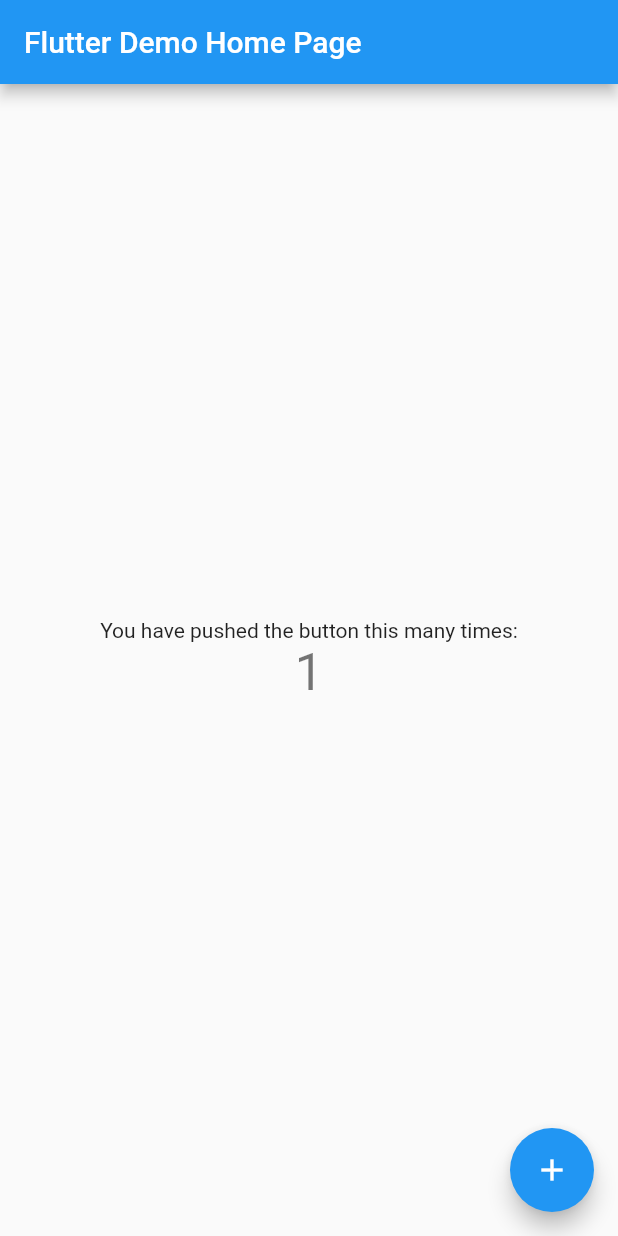
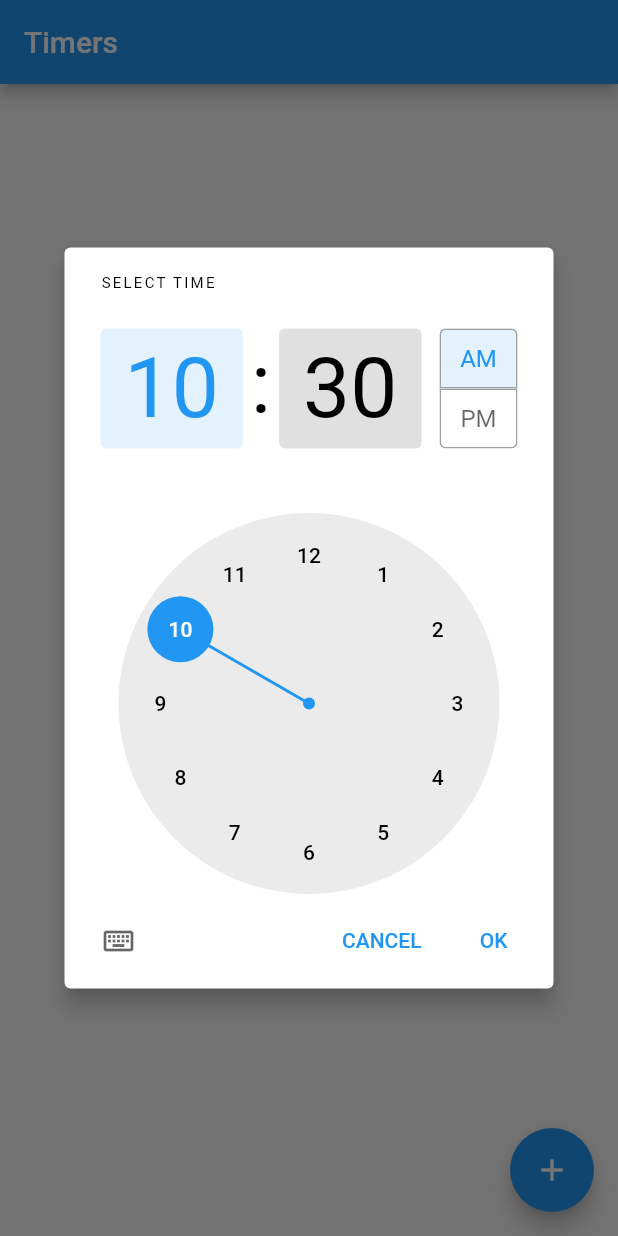
Before and after one commit to tontoko/mathe-alarm, a Flutter app: the MyHomePage screen opened directly, after a tap on the "add" icon, on a phone screen of 412 x 824 dp. Run offline on Flutter 3.47's test engine with Material 2 defaults, Android fonts, the phone set to English and light mode, and no system bars; missing offline and left inert: dart:ffi.

Commit message:
add simple timer list

```diff
--- a/lib/main.dart
+++ b/lib/main.dart
@@ -1,4 +1,9 @@
+import 'dart:async';
+import 'dart:ffi';
+
 import 'package:flutter/material.dart';
+
+double toDouble(TimeOfDay time) => time.hour + time.minute / 60.0;
 
 void main() {
   runApp(const MyApp());
@@ -24,7 +29,7 @@
         // is not restarted.
         primarySwatch: Colors.blue,
       ),
-      home: const MyHomePage(title: 'Flutter Demo Home Page'),
+      home: const MyHomePage(title: 'Timers'),
     );
   }
 }
@@ -47,66 +52,62 @@
   State<MyHomePage> createState() => _MyHomePageState();
 }
 
+typedef TimerList = Map<TimeOfDay, bool>;
+
 class _MyHomePageState extends State<MyHomePage> {
-  int _counter = 0;
+  TimerList _timerList = {};
 
-  void _incrementCounter() {
+  void _addTimer(TimeOfDay time) {
     setState(() {
-      // This call to setState tells the Flutter framework that something has
-      // changed in this State, which causes it to rerun the build method below
-      // so that the display can reflect the updated values. If we changed
-      // _counter without calling setState(), then the build method would not be
-      // called again, and so nothing would appear to happen.
-      _counter++;
+      var timerListCopy = {..._timerList};
+      timerListCopy[time] = true;
+      var sortedKeys = timerListCopy.keys.toList();
+      sortedKeys.sort((a, b) => toDouble(a).compareTo(toDouble(b)));
+      TimerList sortedTimerList = {};
+      for (var key in sortedKeys) {
+        sortedTimerList[key] = timerListCopy[key]!;
+      }
+      _timerList = sortedTimerList;
     });
+  }
+
+  Future<Null> _addTime(BuildContext context) async {
+    final selectedTime =
+        await showTimePicker(context: context, initialTime: TimeOfDay.now());
+    if (selectedTime != null) _addTimer(selectedTime);
   }
 
   @override
   Widget build(BuildContext context) {
-    // This method is rerun every time setState is called, for instance as done
-    // by the _incrementCounter method above.
-    //
-    // The Flutter framework has been optimized to make rerunning build methods
-    // fast, so that you can just rebuild anything that needs updating rather
-    // than having to individually change instances of widgets.
     return Scaffold(
       appBar: AppBar(
-        // Here we take the value from the MyHomePage object that was created by
-        // the App.build method, and use it to set our appbar title.
         title: Text(widget.title),
       ),
-      body: Center(
-        // Center is a layout widget. It takes a single child and positions it
-        // in the middle of the parent.
-        child: Column(
-          // Column is also a layout widget. It takes a list of children and
-          // arranges them vertically. By default, it sizes itself to fit its
-          // children horizontally, and tries to be as tall as its parent.
-          //
-          // Invoke "debug painting" (press "p" in the console, choose the
-          // "Toggle Debug Paint" action from the Flutter Inspector in Android
-          // Studio, or the "Toggle Debug Paint" command in Visual Studio Code)
-          // to see the wireframe for each widget.
-          //
-          // Column has various properties to control how it sizes itself and
-          // how it positions its children. Here we use mainAxisAlignment to
-          // center the children vertically; the main axis here is the vertical
-          // axis because Columns are vertical (the cross axis would be
-          // horizontal).
-          mainAxisAlignment: MainAxisAlignment.center,
-          children: <Widget>[
-            const Text(
-              'You have pushed the button this many times:',
-            ),
-            Text(
-              '$_counter',
-              style: Theme.of(context).textTheme.headline4,
-            ),
-          ],
-        ),
-      ),
+      body: ListView.separated(
+          itemCount: _timerList.length,
+          separatorBuilder: (context, index) => const Divider(),
+          itemBuilder: (context, index) {
+            final targetTime = _timerList.keys.toList()[index];
+            final targetEnabled = _timerList[targetTime]!;
+            return ListTile(
+              title: Text(
+                targetTime.format(context),
+                style:
+                    const TextStyle(fontSize: 30, fontWeight: FontWeight.bold),
+              ),
+              trailing: Container(
+                  child: Icon(
+                targetEnabled ? Icons.alarm : Icons.alarm_off,
+                color: targetEnabled
+                    ? Theme.of(context).primaryColor
+                    : Theme.of(context).disabledColor,
+              )),
+              onTap: () =>
+                  setState(() => _timerList[targetTime] = !targetEnabled),
+            );
+          }),
       floatingActionButton: FloatingActionButton(
-        onPressed: _incrementCounter,
+        onPressed: () => _addTime(context),
         tooltip: 'Increment',
         child: const Icon(Icons.add),
       ), // This trailing comma makes auto-formatting nicer for build methods.
```
